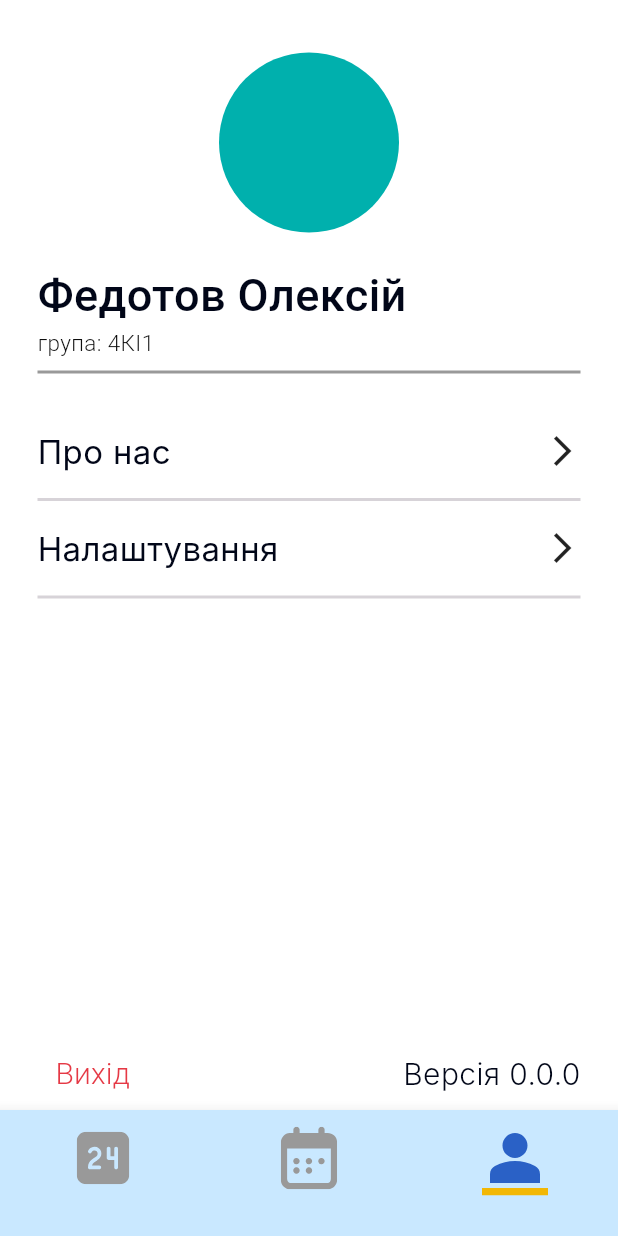
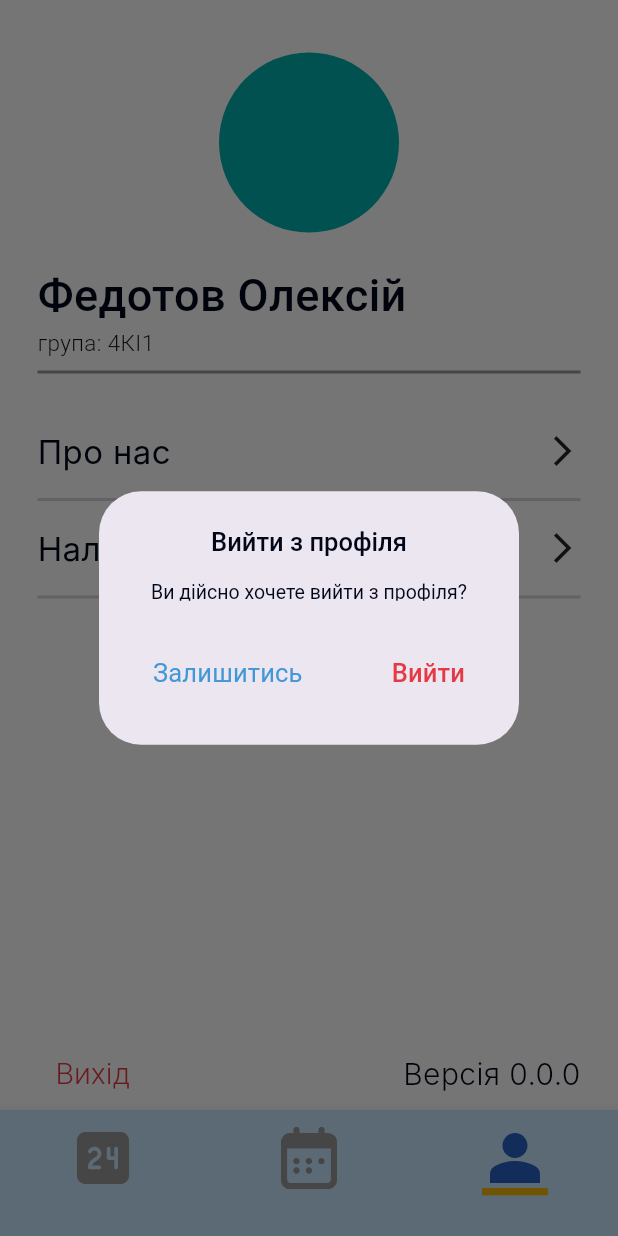
Before and after one commit to cvvalone/schedule, a Flutter app: the HomePage screen opened by its route, item 3 of the bottom bar chosen, after a tap on "Вихід", on a phone screen of 412 x 824 dp. Run offline on Flutter 3.47's test engine with Material 3 defaults, Android fonts, the phone set to English and light mode, and no system bars; drawn by our look-alikes of calendar_view; our stand-ins replace bloc, cloud_firestore, firebase_auth, firebase_core, flutter_bloc, flutter_svg and 4 more; accounts and stored records are empty; Roboto replaces fonts that are missing (Inter, SF Pro).

Commit message:
added datePicker, added About us screen, chaned today logic

```diff
--- a/lib/src/common/bloc/widgets/google_button.dart
+++ b/lib/src/common/bloc/widgets/google_button.dart
@@ -18,8 +18,9 @@ class GoogleLoginButton extends StatelessWidget {
         ),
         icon: SvgPicture.asset(ScheduleImages.googleColorLogo, height: 18, width: 18,),
         onPressed: () {
-          final authBloc = context.read<AuthenticationBloc>();
-          authBloc.add(AuthenticationEvent.logInWithGoogle());
+          // final authBloc = context.read<AuthenticationBloc>();
+          // authBloc.add(AuthenticationEvent.logInWithGoogle());
+          Navigator.pushNamed(context, '/home');
         });
   }
 }
--- a/lib/src/features/app/app.dart
+++ b/lib/src/features/app/app.dart
@@ -2,6 +2,7 @@ import 'package:calendar_view/calendar_view.dart';
 import 'package:flutter/material.dart';
 import 'package:flutter_bloc/flutter_bloc.dart';
 import 'package:schedule/src/data/repos/authentication/repository/authentication_repository.dart';
+import 'package:schedule/src/features/aboutUs/widget/about_us_screen.dart';
 import 'package:schedule/src/features/app/auth_wrapper.dart';
 import 'package:schedule/src/features/authentication/authertication.dart';
 import 'package:schedule/src/features/home/home.dart';
@@ -50,11 +51,11 @@ class AppScreen extends StatelessWidget {
             darkTheme: ScheduleTheme.darkTheme,
             initialRoute: '/',
             routes: {
-              '/': (context) => AuthWrapper(),
+              '/': (context) => LoginScreen(),
               '/home': (context) => HomePage(),
               '/login': (context) => LoginScreen(),
               '/settings': (context) => SettingsScreen(),
-              // '/aboutUs': (context)  => AboutScreen(),
+              '/aboutUs': (context)  => AboutUsScreen(),
             },
           ),
         );
--- a/lib/src/features/profile/widget/profile_screen.dart
+++ b/lib/src/features/profile/widget/profile_screen.dart
@@ -97,9 +97,7 @@ class _ProfileScreenState extends State<ProfileScreen> {
                 mainAxisAlignment: MainAxisAlignment.spaceBetween,
                 children: [
                   TextButton(
-                    onPressed: () {
-                      //TODO: LOGOUT LOGIC
-                    },
+                    onPressed: () => _showLogoutDialog(context),
                     child: Text(
                       'Вихід',
                       style: TextStyle(
@@ -111,10 +109,7 @@ class _ProfileScreenState extends State<ProfileScreen> {
                   ),
                   Text(
                     'Версія 0.0.0',
-                    style: TextStyle(
-                      fontSize: 20,
-                      fontWeight: FontWeight.w300
-                    ),
+                    style: TextStyle(fontSize: 20, fontWeight: FontWeight.w300),
                   ),
                 ],
               )
@@ -124,4 +119,63 @@ class _ProfileScreenState extends State<ProfileScreen> {
       ),
     );
   }
+
+  Future<void> _showLogoutDialog(BuildContext context) {
+    return showDialog<void>(
+      context: context,
+      builder: (context) {
+        return AlertDialog(
+          title: Center(
+            child: Text('Вийти з профіля'),
+          ),
+          titleTextStyle: TextStyle(
+            color: ScheduleColors.bTextColor,
+            fontSize: 17,
+            fontWeight: FontWeight.w500,
+            fontFamily: 'SF Pro',
+          ),
+          content: Container(
+            alignment: Alignment.center,
+            height: 13,
+            child: Text(
+              'Ви дійсно хочете вийти з профіля?',
+            ),
+          ),
+          contentTextStyle: TextStyle(
+            color: ScheduleColors.bTextColor,
+            fontSize: 13,
+            fontWeight: FontWeight.w400,
+            fontFamily: 'SF Pro',
+          ),
+          actionsAlignment: MainAxisAlignment.spaceBetween,
+          actions: [
+            TextButton(
+              onPressed: () {},
+              child: Text(
+                'Залишитись',
+                style: TextStyle(
+                  fontSize: 17,
+                  fontWeight: FontWeight.w400,
+                  fontFamily: 'SF Pro',
+                  color: ScheduleColors.mainBgColor,
+                ),
+              ),
+            ),
+            TextButton(
+              onPressed: () {},
+              child: Text(
+                'Вийти',
+                style: TextStyle(
+                  fontSize: 17,
+                  fontWeight: FontWeight.w500,
+                  fontFamily: 'SF Pro',
+                  color: ScheduleColors.redColor,
+                ),
+              ),
+            ),
+          ],
+        );
+      },
+    );
+  }
 }
--- a/lib/src/features/schedule/view/schedule_card.dart
+++ b/lib/src/features/schedule/view/schedule_card.dart
@@ -42,6 +42,7 @@ class _ScheduleCardState extends State<ScheduleCard> {
 
   @override
   Widget build(BuildContext context) {
+    final Color color = ScheduleColors.getRandomColor();
     return Row(
       children: [
         Padding(
@@ -89,7 +90,7 @@ class _ScheduleCardState extends State<ScheduleCard> {
         Container(
           height: 50,
           width: 1, // Товщина лінії
-          color: ScheduleColors.gSucColor,
+          color: color,
         ),
         // Текстова частина
         Expanded(
@@ -103,7 +104,7 @@ class _ScheduleCardState extends State<ScheduleCard> {
                   style: TextStyle(
                     fontSize: 16,
                     fontWeight: FontWeight.w600,
-                    color: ScheduleColors.gSucColor,
+                    color: color,
                   ),
                 ),
                 const Gap(ScheduleSizes.spaceBetweenItems),
--- a/lib/src/features/schedule/view/schedule_screen.dart
+++ b/lib/src/features/schedule/view/schedule_screen.dart
@@ -7,7 +7,7 @@ import 'package:schedule/src/utils/constants/sizes.dart';
 import 'package:schedule/src/utils/formatters/date_helper.dart';
 
 class ScheduleMainScreen extends StatefulWidget {
-  const ScheduleMainScreen({super.key});
+  ScheduleMainScreen({super.key});
 
   @override
   State<ScheduleMainScreen> createState() => _ScheduleMainScreenState();
@@ -15,11 +15,18 @@ class ScheduleMainScreen extends StatefulWidget {
 
 class _ScheduleMainScreenState extends State<ScheduleMainScreen> {
   final daysGen = DateHelper.generateWeekdays(5);
+  DateTime today =  DateTime.now();
+
+  @override
+  void initState() {
+    today =  DateTime.now();
+    super.initState();
+  }
 
   @override
   Widget build(BuildContext context) {
     final width = MediaQuery.of(context).size.width;
-    final calcWidth = width - width * 0.1;
+    final calcWidth = width - 36;
     return Scaffold(
       appBar: AppBar(
         backgroundColor: Colors.transparent,
@@ -30,7 +37,25 @@ class _ScheduleMainScreenState extends State<ScheduleMainScreen> {
             height: 2,
             color: ScheduleColors.greyColor,
             width: calcWidth,
-              )),
+          ),
+        ),
+        actions: [
+          Padding(
+            padding: const EdgeInsets.all(8.0),
+            child: TextButton(
+              onPressed: () => _pickDay(context),
+              child: Text(
+                'Вибрати день',
+                style: TextStyle(
+                  fontSize: 13,
+                  fontWeight: FontWeight.w500,
+                  fontFamily: 'Roboto',
+                  color: ScheduleColors.bLTextColor,
+                ),
+              ),
+            ),
+          )
+        ],
       ),
       body: BlocConsumer<ScheduleBloc, ScheduleState>(
         listener: (context, state) {
@@ -47,13 +72,18 @@ class _ScheduleMainScreenState extends State<ScheduleMainScreen> {
               child: CircularProgressIndicator(),
             );
           } else if (state.isLoaded) {
-              final schedule = state.schedule;
-              return ListView.builder(
+            final days = state.schedule.days;
+            final day = days.firstWhere((element) =>
+                element.weekDay ==
+                DateHelper.getWeekDayName(today.weekday));
+            return Padding(
+              padding: const EdgeInsets.symmetric(horizontal: 24),
+              child: ListView.builder(
                 padding: EdgeInsets.symmetric(
                     vertical: ScheduleSizes.spaceBetweenItems),
-                itemCount: schedule.days[0].lessons.length,
+                itemCount: day.lessons.length,
                 itemBuilder: (context, index) {
-                  final item = schedule.days[0].lessons[index];
+                  final item = day.lessons[index];
                   return Column(
                     children: [
                       ScheduleCard(
@@ -72,6 +102,7 @@ class _ScheduleMainScreenState extends State<ScheduleMainScreen> {
                     ],
                   );
                 },
+              ),
             );
           } else {
             if (state.message != null) {
@@ -82,6 +113,22 @@ class _ScheduleMainScreenState extends State<ScheduleMainScreen> {
           }
           return const SizedBox();
         },
-        ));
+      ),
+    );
+  }
+
+  Future<void> _pickDay(BuildContext context) async {
+    DateTime? pickedDate = await showDatePicker(
+      context: context,
+      initialDate: today,
+      firstDate: DateTime.now(),
+      lastDate: DateTime(DateTime.now().year, DateTime.now().month + 5),
+    );
+
+    if(pickedDate != null && pickedDate != today){
+      setState(() {
+        today = pickedDate;
+      });
     }
   }
+}
--- a/lib/src/features/settings/view/settings_screen.dart
+++ b/lib/src/features/settings/view/settings_screen.dart
@@ -1,6 +1,5 @@
 import 'package:flutter/material.dart';
 import 'package:flutter_bloc/flutter_bloc.dart';
-import 'package:schedule/src/features/authentication/authertication.dart';
 import 'package:schedule/src/features/settings/bloc/settings/settings_bloc.dart';
 import 'package:schedule/src/utils/constants/colors.dart';
 
--- a/lib/src/features/today/view/today_screen.dart
+++ b/lib/src/features/today/view/today_screen.dart
@@ -19,11 +19,11 @@ class _TodayScreenState extends State<TodayScreen> {
     _eventController.add(
       CalendarEventData(
         title: 'ПІ',
-        date: DateTime(2025, 1, 29, 10, 0),
-        startTime: DateTime(2025, 1, 29, 9, 40),
-        endTime: DateTime(2025, 1, 29, 10, 40),
+        date: DateTime(2025, 1, 30, 10, 0),
+        startTime: DateTime(2025, 1, 30, 9, 40),
+        endTime: DateTime(2025, 1, 30, 10, 40),
         description: 'Ауд: 102',
-        color: Colors.blue,
+        color: ScheduleColors.getRandomColor(),
       ),
     );
     super.initState();
@@ -107,7 +107,7 @@ class _TodayScreenState extends State<TodayScreen> {
             return Column(
               children: events.map((event) {
                 return Container(
-                  width: boundry.width,
+                  width: boundry.width - 5,
                   height: boundry.height,
                   decoration: BoxDecoration(
                     color: event.color,
--- a/lib/src/utils/constants/colors.dart
+++ b/lib/src/utils/constants/colors.dart
@@ -1,6 +1,8 @@
+import 'dart:math';
+
 import 'package:flutter/material.dart';
 
-class ScheduleColors{
+class ScheduleColors {
   ScheduleColors._();
 
   //Theme colors backgrounds
@@ -9,7 +11,6 @@ class ScheduleColors{
   static const Color bottomNavBarColor = Color(0xFFC9E8FF);
 
   static const Color deepBlueColor = Color(0xFF2A61C6);
-
 
   static const Color mainBgColor = Color(0xFF4297D7);
 
@@ -23,7 +24,6 @@ class ScheduleColors{
 
   static const Color headerBgColor = Color(0xFFC9E8FF);
 
-
   // Text colors
   static const Color wTextColor = Color(0xFFFFFFFF);
   static const Color wBTextColor = Color(0xFFD8E6FF);
@@ -34,9 +34,19 @@ class ScheduleColors{
   // Actions colors
   static const Color bActColor = Color(0xFF2A61C6);
 
-
   // Success colors
   static const Color gSucColor = Color(0xFF00B0AD);
   static const Color glSucColor = Color(0xFFCCEFEF);
 
+  static const List<Color> genColors = [
+    Color(0xFFC44EFB),
+    Color(0xFFFFC374),
+    Color(0xFF4AD2C9),
+    Color(0xFF536EFF),
+  ];
+
+  static Color getRandomColor(){
+    final random = Random();
+    return genColors[random.nextInt(genColors.length)];
+  }
 }
--- a/pubspec.yaml
+++ b/pubspec.yaml
@@ -49,5 +49,4 @@ flutter:
   - assets/icons/todayIcon.svg
   - assets/icons/weekIcon.svg
   - assets/icons/profileIcon.svg
-  - assets/bgPic.svg
-  - assets/bgPic.png
+  - assets/images/avatarImage.jpg
```
Also changed, not shown: lib/src/features/aboutUs/widget/about_us_screen.dart (+24 -2 lines), lib/src/features/authentication/widget/login_form.dart (+4 -3 lines), assets/bgPic.png (deleted), assets/bgPic.svg (deleted), assets/images/avatarImage.jpg (renamed from assets/avatarImage.jpg), assets/logos/darkLogo.png (deleted), assets/logos/whiteLogo.png (deleted). Lines whose indentation alone changed are shown as unchanged.
